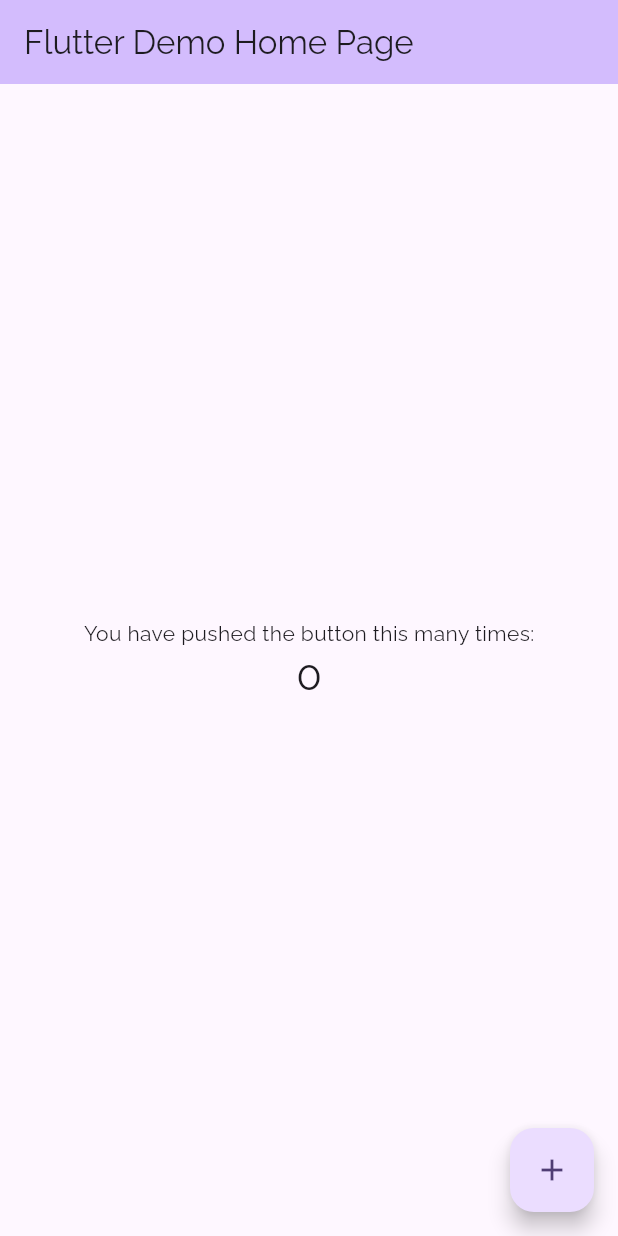
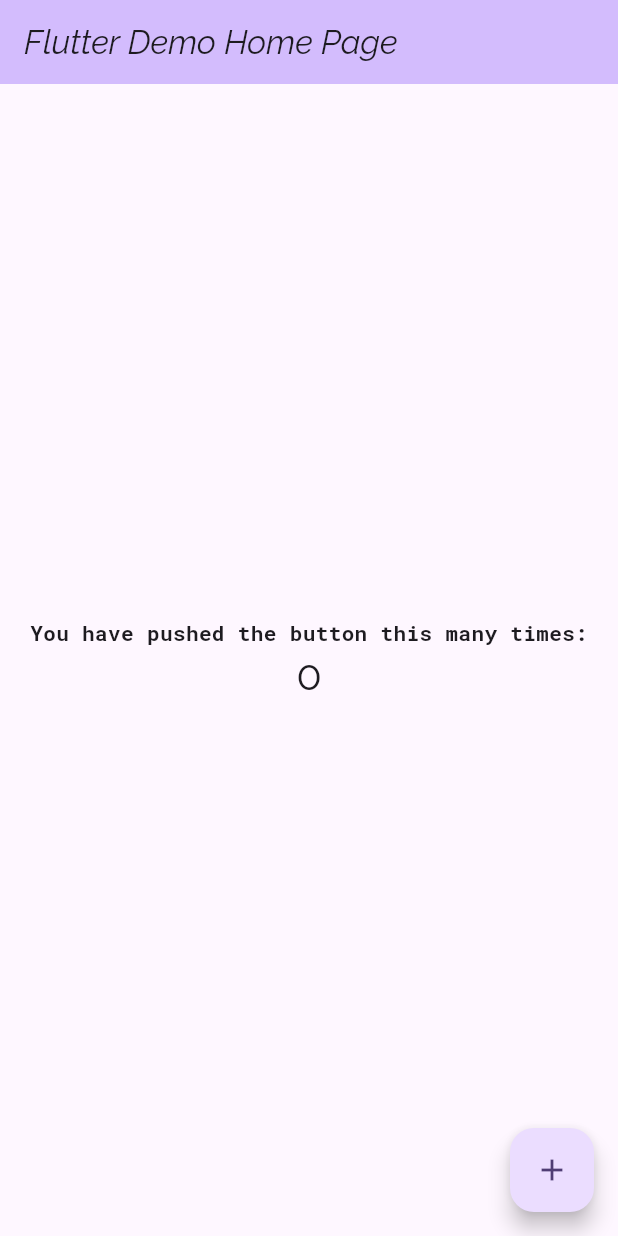
Before and after one commit to abdymazhittoretay/custom_fonts, a Flutter app: the screen it shows after launch, on a phone screen of 412 x 824 dp. Run offline on Flutter 3.47's test engine with Material 3 defaults, Android fonts, the phone set to English and light mode, and no system bars.

Commit message:
changed the fontFamily of the specific text widget

```diff
--- a/lib/main.dart
+++ b/lib/main.dart
@@ -44,13 +44,22 @@ class _MyHomePageState extends State<MyHomePage> {
       appBar: AppBar(
         backgroundColor: Theme.of(context).colorScheme.inversePrimary,
 
-        title: Text(widget.title),
+        title: Text(
+          widget.title,
+          style: TextStyle(fontStyle: FontStyle.italic),
+        ),
       ),
       body: Center(
         child: Column(
           mainAxisAlignment: MainAxisAlignment.center,
           children: <Widget>[
-            const Text('You have pushed the button this many times:'),
+            const Text(
+              'You have pushed the button this many times:',
+              style: TextStyle(
+                fontFamily: "RobotoMono",
+                fontWeight: FontWeight.w700,
+              ),
+            ),
             Text(
               '$_counter',
               style: Theme.of(context).textTheme.headlineMedium,
```
